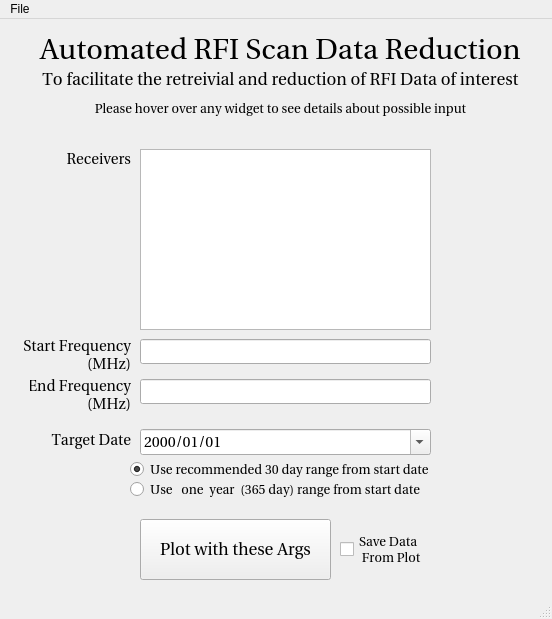
Before: the Qt Designer form gbt_rfi_gui/RFI_GUI.ui in mahmoud-hallak/gbt-rfi-gui, drawn with Qt 5.
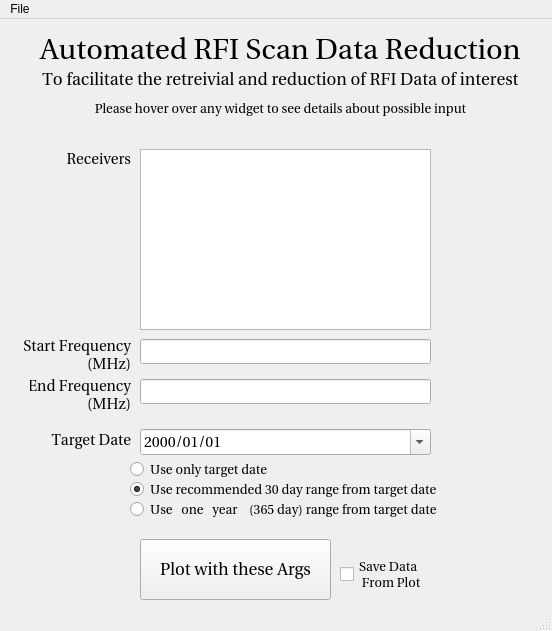
After: the same form once the commit is applied.

Commit message: Adding the one day range and cosmetic fixes for the addition

What changed in the file:
```diff
--- a/gbt_rfi_gui/RFI_GUI.ui
+++ b/gbt_rfi_gui/RFI_GUI.ui
@@ -7,7 +7,7 @@
     <x>0</x>
     <y>0</y>
     <width>552</width>
-    <height>619</height>
+    <height>631</height>
    </rect>
   </property>
   <property name="windowTitle">
@@ -31,7 +31,7 @@
     <property name="geometry">
      <rect>
       <x>340</x>
-      <y>515</y>
+      <y>540</y>
       <width>91</width>
       <height>31</height>
      </rect>
@@ -140,7 +140,7 @@
     <property name="geometry">
      <rect>
       <x>130</x>
-      <y>460</y>
+      <y>480</y>
       <width>311</width>
       <height>21</height>
      </rect>
@@ -155,14 +155,14 @@
      <string>&lt;html&gt;&lt;head/&gt;&lt;body&gt;&lt;p&gt;Use the date range to specify how far &lt;span style=&quot; font-weight:600;&quot;&gt;back in time &lt;/span&gt;from target date you are interested in retreiving data&lt;/p&gt;&lt;p&gt;&lt;br/&gt;&lt;/p&gt;&lt;p&gt;If this button is selected data &lt;span style=&quot; font-weight:600; font-style:italic;&quot;&gt;365 days / 1 year prior &lt;/span&gt;to target date will be retreived&lt;/p&gt;&lt;/body&gt;&lt;/html&gt;</string>
     </property>
     <property name="text">
-     <string>Use   one  year  (365 day) range from start date</string>
+     <string>Use   one   year    (365 day) range from target date</string>
     </property>
    </widget>
    <widget class="QRadioButton" name="radioButtonM">
     <property name="geometry">
      <rect>
       <x>130</x>
-      <y>440</y>
+      <y>460</y>
       <width>311</width>
       <height>21</height>
      </rect>
@@ -177,7 +177,7 @@
      <string>&lt;html&gt;&lt;head/&gt;&lt;body&gt;&lt;p&gt;Use the date range to specify how far &lt;span style=&quot; font-weight:600;&quot;&gt;back in time &lt;/span&gt;from target date you are interested in retreiving data&lt;/p&gt;&lt;p&gt;&lt;br/&gt;&lt;/p&gt;&lt;p&gt;If this button is selected data &lt;span style=&quot; font-weight:600; font-style:italic;&quot;&gt;30 days prior &lt;/span&gt;to target date will be retreived&lt;/p&gt;&lt;/body&gt;&lt;/html&gt;</string>
     </property>
     <property name="text">
-     <string>Use recommended 30 day range from start date</string>
+     <string>Use recommended 30 day range from target date</string>
     </property>
     <property name="checked">
      <bool>true</bool>
@@ -245,7 +245,7 @@
     <property name="geometry">
      <rect>
       <x>140</x>
-      <y>500</y>
+      <y>520</y>
       <width>191</width>
       <height>61</height>
      </rect>
@@ -331,6 +331,31 @@
      <set>Qt::AlignCenter</set>
     </property>
    </widget>
+   <widget class="QRadioButton" name="radioButtonD">
+    <property name="geometry">
+     <rect>
+      <x>130</x>
+      <y>440</y>
+      <width>321</width>
+      <height>21</height>
+     </rect>
+    </property>
+    <property name="font">
+     <font>
+      <family>Utopia</family>
+      <pointsize>10</pointsize>
+     </font>
+    </property>
+    <property name="toolTip">
+     <string>&lt;html&gt;&lt;head/&gt;&lt;body&gt;&lt;p&gt;Use the date range to specify how far &lt;span style=&quot; font-weight:600;&quot;&gt;back in time &lt;/span&gt;from target date you are interested in retreiving data&lt;/p&gt;&lt;p&gt;&lt;br/&gt;&lt;/p&gt;&lt;p&gt;If this button is selected only data from the target date will be retreived&lt;/p&gt;&lt;/body&gt;&lt;/html&gt;</string>
+    </property>
+    <property name="text">
+     <string>Use only target date</string>
+    </property>
+    <property name="checked">
+     <bool>false</bool>
+    </property>
+   </widget>
   </widget>
   <widget class="QMenuBar" name="menubar">
    <property name="geometry">
```
The commit also changes 1 other file.
